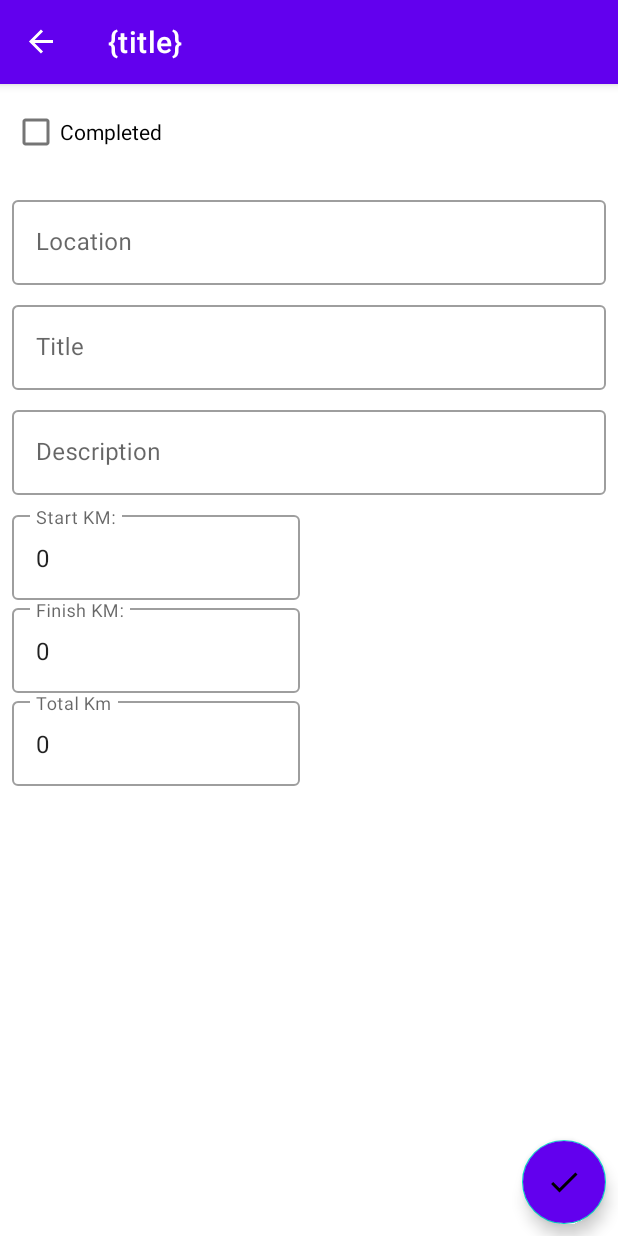
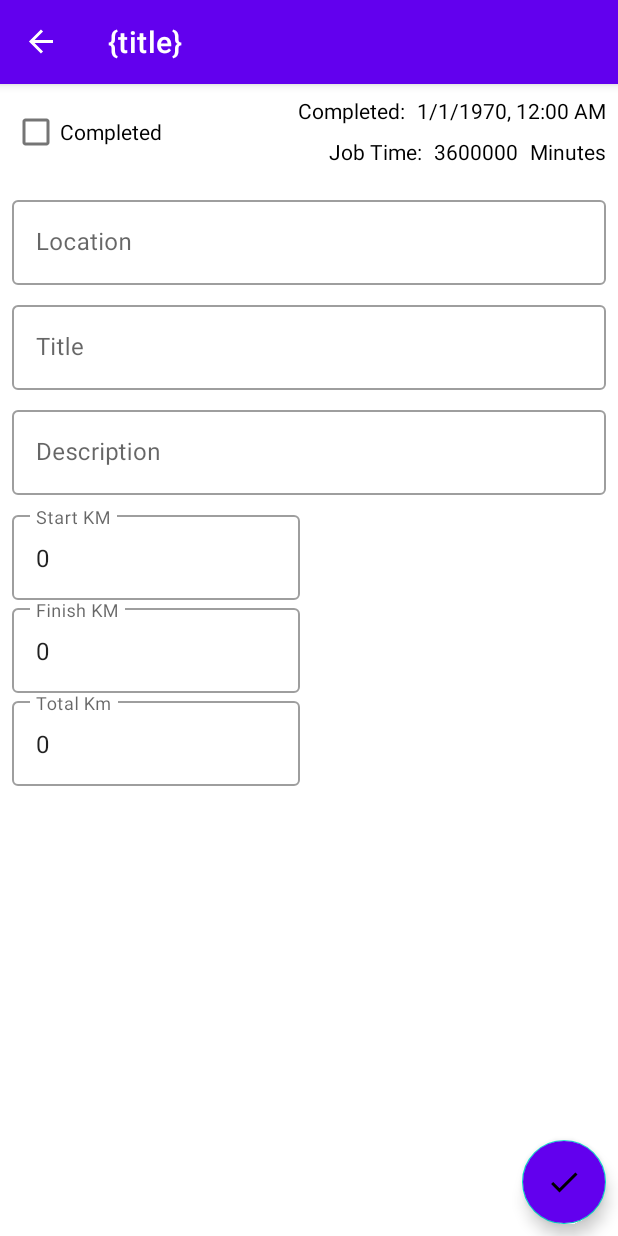
Before and after one commit to DurbinDevs/Tradie-Diary, an Android app: the AddEditJobFragment screen opened through its navigation route, on a phone screen of 412 x 824 dp. Run offline under Robolectric (Android 15) with nearby library versions, the phone set to English and light mode, and no system bars; our stand-ins replace Dagger/Hilt's generated code, navigation-ui; libraries missing offline, so code that uses them is left out: androidx.hilt.lifecycle, kotlin.time.days; 2 statements that could not run were skipped.

Commit message:
made some changes

```diff
--- a/app/src/main/java/com/durbindevs/tradiediary/di/AppModule.kt
+++ b/app/src/main/java/com/durbindevs/tradiediary/di/AppModule.kt
@@ -1,6 +1,7 @@
 package com.durbindevs.tradiediary.di
 
 import android.app.Application
+import android.content.Context
 import androidx.room.Room
 import com.durbindevs.tradiediary.db.JobsDatabase
 import com.durbindevs.tradiediary.repository.Repository
@@ -33,6 +34,11 @@ object AppModule {
     @Provides
     @Singleton
     fun ProvideApplicationScope() = CoroutineScope(SupervisorJob())
+
+
+    @Singleton
+    @Provides
+    fun provideContext(application: Application): Context = application.applicationContext
 }
 
 @Retention
--- a/app/src/main/java/com/durbindevs/tradiediary/models/Jobs.kt
+++ b/app/src/main/java/com/durbindevs/tradiediary/models/Jobs.kt
@@ -18,10 +18,12 @@ data class Jobs(
     @PrimaryKey(autoGenerate = true)
     val id: Int = 0,
     val dateCreated: Long = System.currentTimeMillis(),
+    val dateFinished: Long,
     val startKm: String,
     val finishKm: String,
     val totalKm: String = "0",
-    var isCompleted: Boolean = false
+    var isCompleted: Boolean = false,
+    val totalTime: String = ""
 ) : Parcelable {
     val dateCreatedFormat: String
         get() = DateFormat.getDateTimeInstance().format(dateCreated)
--- a/app/src/main/java/com/durbindevs/tradiediary/ui/fragments/AddEditJobFragment.kt
+++ b/app/src/main/java/com/durbindevs/tradiediary/ui/fragments/AddEditJobFragment.kt
@@ -2,11 +2,13 @@ package com.durbindevs.tradiediary.ui.fragments
 
 import android.annotation.SuppressLint
 import android.os.Bundle
+import android.text.format.DateUtils
 import android.view.LayoutInflater
 import android.view.View
 import android.view.ViewGroup
 import android.widget.Toast
 import androidx.core.os.bundleOf
+import androidx.core.view.isGone
 import androidx.core.view.isVisible
 import androidx.core.widget.addTextChangedListener
 import androidx.fragment.app.Fragment
@@ -24,6 +26,7 @@ import dagger.hilt.android.AndroidEntryPoint
 import kotlinx.coroutines.flow.collect
 import androidx.fragment.app.setFragmentResult
 import java.time.Instant
+import kotlin.time.days
 
 @AndroidEntryPoint
 class AddEditJobFragment : Fragment() {
@@ -55,8 +58,23 @@ class AddEditJobFragment : Fragment() {
             etFinishKm.setText(addEditViewModel.jobFinishKm.toString())
             cbIsCompleted.isChecked = addEditViewModel.jobCompleted
             etTotalKm.setText(addEditViewModel.jobTotalKm)
+            etCompletedOn.text = DateUtils.getRelativeDateTimeString(
+                context,
+                addEditViewModel.jobCompleteTime!!,
+                DateUtils.MINUTE_IN_MILLIS,
+                DateUtils.FORMAT_NUMERIC_DATE.toLong(),
+                0
+            )
+            etJobTime.text = addEditViewModel.test.toString()
 
+       //     if (addEditViewModel.totalTime >= )
 
+            if (addEditViewModel.jobCompleted){
+                etCompletedOn.isVisible = true
+                CompletedOn.isVisible = true
+                etJobTime.isVisible = true
+                JobTime.isVisible = true
+            }
 
             etTitle.addTextChangedListener {
                 addEditViewModel.jobTitle = it.toString()
@@ -75,6 +93,7 @@ class AddEditJobFragment : Fragment() {
             }
             cbIsCompleted.setOnCheckedChangeListener{ _, isChecked ->
                 addEditViewModel.jobCompleted = isChecked
+                addEditViewModel.jobCompleteTime = System.currentTimeMillis()
             }
 
         }
--- a/app/src/main/java/com/durbindevs/tradiediary/ui/viewmodels/AddEditTaskViewModel.kt
+++ b/app/src/main/java/com/durbindevs/tradiediary/ui/viewmodels/AddEditTaskViewModel.kt
@@ -1,6 +1,7 @@
 package com.durbindevs.tradiediary.ui.viewmodels
 
-import android.util.Log
+import android.content.Context
+import android.text.format.DateUtils
 import androidx.lifecycle.SavedStateHandle
 import androidx.lifecycle.ViewModel
 import androidx.lifecycle.viewModelScope
@@ -9,13 +10,17 @@ import com.durbindevs.tradiediary.EDIT_JOB_RESULT_OK
 import com.durbindevs.tradiediary.models.Jobs
 import com.durbindevs.tradiediary.repository.Repository
 import dagger.hilt.android.lifecycle.HiltViewModel
+import dagger.hilt.android.qualifiers.ApplicationContext
 import kotlinx.coroutines.channels.Channel
 import kotlinx.coroutines.flow.receiveAsFlow
 import kotlinx.coroutines.launch
+import kotlinx.coroutines.withContext
+import java.sql.Date
 import javax.inject.Inject
 
 @HiltViewModel
 class AddEditTaskViewModel @Inject constructor(
+    private val context: Context,
     private val repository: Repository,
     private val state: SavedStateHandle
 ) : ViewModel() {
@@ -63,7 +68,12 @@ class AddEditTaskViewModel @Inject constructor(
         }
     val jobTotalKm = totalKmCalculation(jobStartKm.toInt(), jobFinishKm.toInt())
 
+    var jobCompleteTime = state.get<Long>("jobCompletedTime") ?: job?.dateFinished ?: 0
 
+    var jobDateCreated = state.get<Long>("jobCreatedTime") ?: job?.dateCreated ?: 0
+
+    var totalTime = completeTime(jobDateCreated, jobCompleteTime)
+    val test = DateUtils.HOUR_IN_MILLIS
 
 
     fun onSaveJobClick() {
@@ -79,7 +89,9 @@ class AddEditTaskViewModel @Inject constructor(
                 startKm = jobStartKm,
                 finishKm = jobFinishKm,
                 isCompleted = jobCompleted,
-                totalKm = jobTotalKm
+                totalKm = jobTotalKm,
+                dateFinished = jobCompleteTime,
+                totalTime = test.toString()
                 )
             updateJob(updateJob)
         }else{
@@ -90,7 +102,8 @@ class AddEditTaskViewModel @Inject constructor(
                 startKm = jobStartKm,
                 finishKm = jobFinishKm,
                 isCompleted = jobCompleted,
-                totalKm = jobTotalKm
+                totalKm = jobTotalKm,
+                dateFinished = jobCompleteTime
             )
             createJob(newJob)
         }
@@ -122,6 +135,11 @@ class AddEditTaskViewModel @Inject constructor(
         return total.toString()
     }
 
+     private fun completeTime(start: Long, finish: Long): Long {
+          return  finish - start
+
+    }
+
 
     sealed class AddEditJobEvent {
         data class ShowInvalidInputText(val msg: String) : AddEditJobEvent()
--- a/app/src/main/res/layout/add_edit_job_fragment.xml
+++ b/app/src/main/res/layout/add_edit_job_fragment.xml
@@ -23,6 +23,64 @@
             android:text="@string/completed"
             app:layout_constraintStart_toStartOf="parent"
             app:layout_constraintTop_toTopOf="parent" />
+
+        <TextView
+            android:id="@+id/etCompletedOn"
+            android:layout_width="wrap_content"
+            android:layout_height="wrap_content"
+            android:layout_marginTop="8dp"
+            android:layout_marginEnd="8dp"
+            android:textColor="?android:textColor"
+            app:layout_constraintEnd_toEndOf="parent"
+            app:layout_constraintTop_toTopOf="parent"
+            tools:text="completed date" />
+
+        <TextView
+            android:id="@+id/CompletedOn"
+            android:text="@string/completed_on"
+            android:layout_width="wrap_content"
+            android:layout_height="wrap_content"
+            android:layout_marginStart="8dp"
+            android:layout_marginEnd="8dp"
+            android:textColor="?android:textColor"
+            app:layout_constraintEnd_toStartOf="@id/etCompletedOn"
+            app:layout_constraintTop_toTopOf="@id/etCompletedOn"
+            app:layout_constraintBottom_toBottomOf="@id/etCompletedOn"/>
+
+
+        <TextView
+            android:id="@+id/etJobTime"
+            android:layout_width="wrap_content"
+            android:layout_height="wrap_content"
+            android:layout_marginTop="8dp"
+            android:layout_marginEnd="8dp"
+            android:textColor="?android:textColor"
+            app:layout_constraintEnd_toStartOf="@id/minutes"
+            app:layout_constraintTop_toBottomOf="@id/etCompletedOn"
+            tools:text="job time" />
+
+        <TextView
+            android:id="@+id/JobTime"
+            android:text="@string/job_time"
+            android:layout_width="wrap_content"
+            android:layout_height="wrap_content"
+            android:layout_marginStart="8dp"
+            android:layout_marginEnd="8dp"
+
+            android:textColor="?android:textColor"
+            app:layout_constraintEnd_toStartOf="@id/etJobTime"
+            app:layout_constraintTop_toTopOf="@id/etJobTime"
+            app:layout_constraintBottom_toBottomOf="@id/etJobTime"/>
+
+        <TextView
+            android:layout_width="wrap_content"
+            android:layout_height="wrap_content"
+            android:id="@+id/minutes"
+            android:text="Minutes"
+            android:layout_marginEnd="8dp"
+            app:layout_constraintEnd_toEndOf="parent"
+            android:textColor="?android:textColor"
+            app:layout_constraintBottom_toBottomOf="@id/etJobTime"/>
 
 
         <com.google.android.material.textfield.TextInputLayout
--- a/app/src/main/res/values/strings.xml
+++ b/app/src/main/res/values/strings.xml
@@ -1,14 +1,16 @@
 <resources>
     <string name="app_name">TradieDiary</string>
     <string name="is_completed_circle">Is Completed circle</string>
-    <string name="finish_km">Finish KM:</string>
+    <string name="finish_km">Finish KM</string>
     <string name="location">Location</string>
     <string name="title">Title</string>
     <string name="job_description">Job Description</string>
-    <string name="start_km">Start KM:</string>
+    <string name="start_km">Start KM</string>
     <string name="start_job">Start Job</string>
     <string name="completed">Completed</string>
     <string name="description">Description</string>
     <string name="plus">+</string>
     <string name="total_km">Total Km</string>
+    <string name="completed_on">Completed:</string>
+    <string name="job_time">Job Time:</string>
 </resources>
--- a/build.gradle
+++ b/build.gradle
@@ -11,7 +11,7 @@ buildscript {
     dependencies {
         def nav_version = "2.3.4"
         classpath "androidx.navigation:navigation-safe-args-gradle-plugin:$nav_version"
-        classpath 'com.android.tools.build:gradle:7.0.0-alpha10'
+        classpath 'com.android.tools.build:gradle:7.0.0-alpha14'
         classpath "org.jetbrains.kotlin:kotlin-gradle-plugin:$kotlin_version"
         classpath "com.google.dagger:hilt-android-gradle-plugin:$hiltVersion"
 
```
Also changed, not shown: app/src/main/java/com/durbindevs/tradiediary/adapter/JobAdapter.kt (+11 -1 lines), app/src/main/java/com/durbindevs/tradiediary/ui/viewmodels/MainViewModelProvider.kt (deleted, +0 -11 lines), app/src/main/res/layout/job_row.xml (+29 -4 lines), gradle/wrapper/gradle-wrapper.properties.
